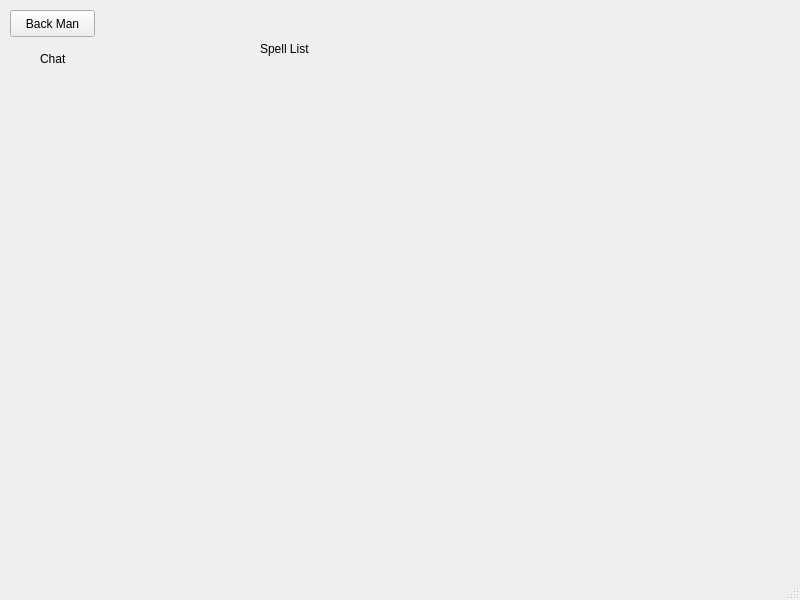
This is PernikovaChaloupka/jezibaba.ui in pkubatrh/maraton0 as Qt 5 draws it before an edit. The edited form follows.
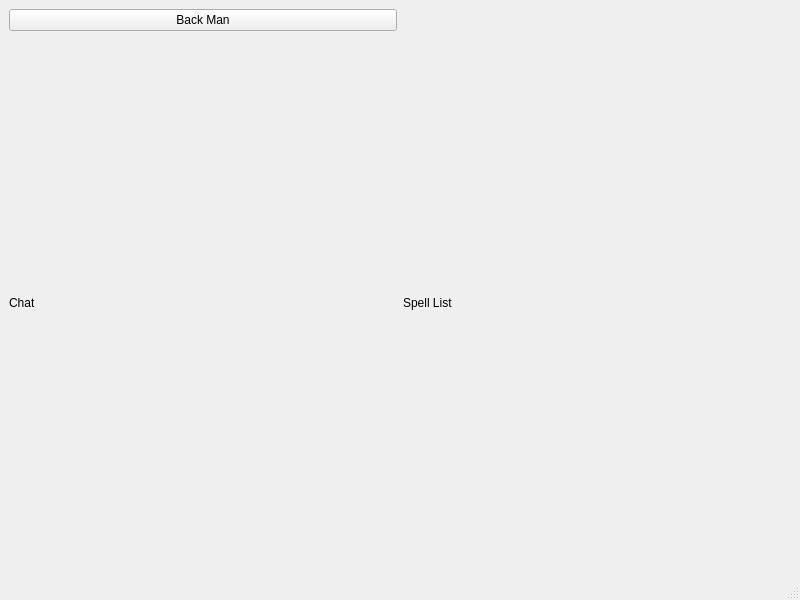
This is the edited form. Custom widgets are drawn as their Qt base class.

Commit message: Added back button awesomness

Diff of the .ui file:
```diff
--- a/PernikovaChaloupka/jezibaba.ui
+++ b/PernikovaChaloupka/jezibaba.ui
@@ -14,45 +14,29 @@
    <string>MainWindow</string>
   </property>
   <widget class="QWidget" name="centralwidget">
-   <widget class="ClickableLabel" name="label">
-    <property name="geometry">
-     <rect>
-      <x>40</x>
-      <y>50</y>
-      <width>53</width>
-      <height>17</height>
-     </rect>
-    </property>
-    <property name="text">
-     <string>Chat</string>
-    </property>
-   </widget>
+   <layout class="QGridLayout" name="gridLayout">
+    <item row="0" column="0">
    <widget class="QPushButton" name="pushButton">
-    <property name="geometry">
-     <rect>
-      <x>10</x>
-      <y>10</y>
-      <width>85</width>
-      <height>27</height>
-     </rect>
-    </property>
     <property name="text">
      <string>Back Man</string>
     </property>
    </widget>
+    </item>
+    <item row="1" column="0">
+     <widget class="ClickableLabel" name="label">
+      <property name="text">
+       <string>Chat</string>
+      </property>
+     </widget>
+    </item>
+    <item row="1" column="1">
    <widget class="ClickableLabel" name="label_2">
-    <property name="geometry">
-     <rect>
-      <x>260</x>
-      <y>40</y>
-      <width>53</width>
-      <height>17</height>
-     </rect>
-    </property>
     <property name="text">
      <string>Spell List</string>
     </property>
    </widget>
+    </item>
+   </layout>
   </widget>
   <widget class="QStatusBar" name="statusbar"/>
  </widget>
```
Lines whose indentation alone changed are shown as unchanged. The commit also changes 7 other files.
